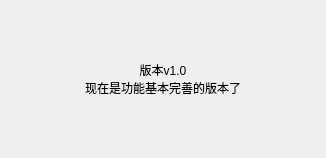
yzc0731/copy_from_xiang, file AppeaRemind/about.ui: the form before one commit.
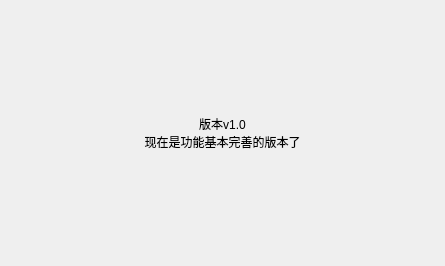
The form after the commit.

```diff
--- a/AppeaRemind/about.ui
+++ b/AppeaRemind/about.ui
@@ -6,8 +6,8 @@
    <rect>
     <x>0</x>
     <y>0</y>
-    <width>326</width>
-    <height>158</height>
+    <width>445</width>
+    <height>266</height>
    </rect>
   </property>
   <property name="windowTitle">
```
